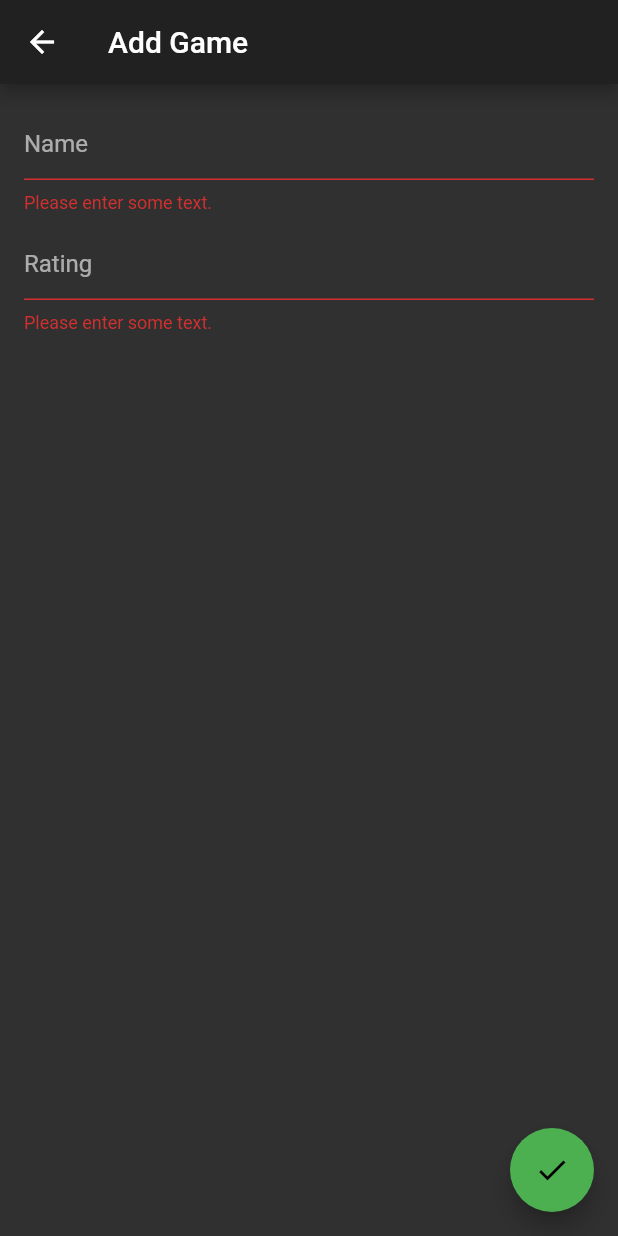
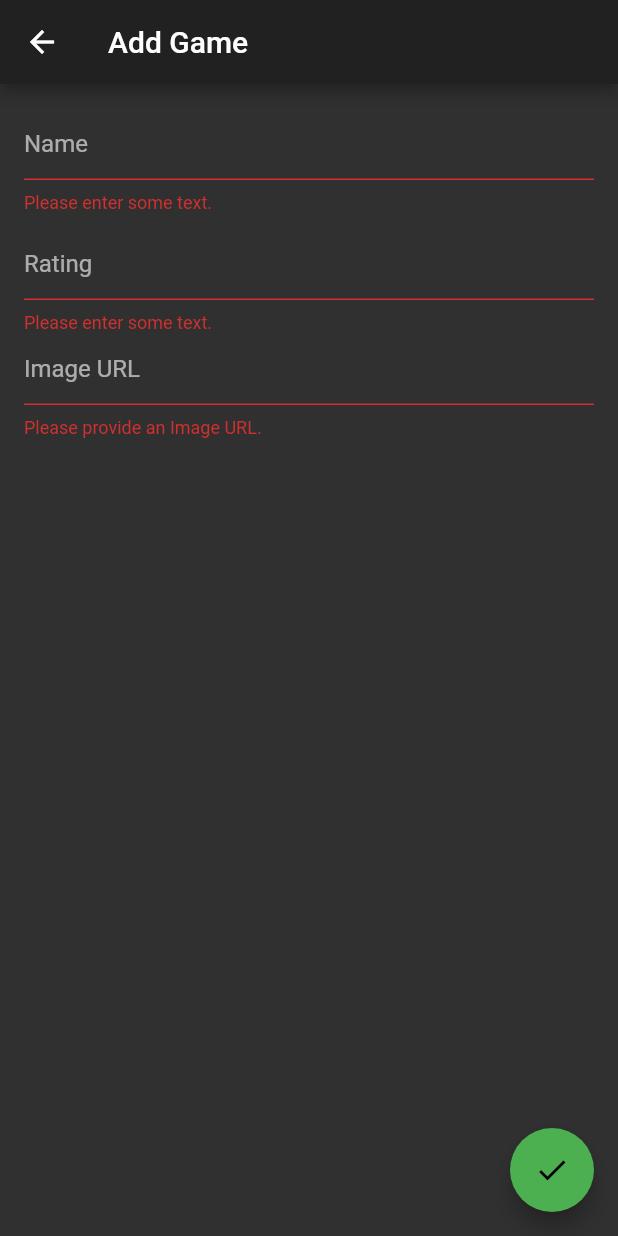
Before and after one commit to ashirza/favs, a Flutter app: the AddGameRoute screen opened directly, after a tap on the "done" icon, on a phone screen of 412 x 824 dp. Run offline on Flutter 3.47's test engine with Material 2 defaults, Android fonts, the phone set to English and light mode, and no system bars; our stand-ins replace sqflite; accounts and stored records are empty.

Commit message:
can now add images to the games and edit them

```diff
--- a/lib/AddGameRoute.dart
+++ b/lib/AddGameRoute.dart
@@ -15,7 +15,6 @@ class _AddGameRouteState extends State<AddGameRoute> {
 
 
 
-  //TODO: Make this form look nice
   @override
   Widget build(BuildContext context) {
     return Scaffold(
@@ -53,6 +52,17 @@ class _AddGameRouteState extends State<AddGameRoute> {
                       },
                       onSaved: (val) => setState(() => _game.rating = int.parse(val)),
                     ),
+                    TextFormField(
+                      decoration: const InputDecoration(
+                        hintText: 'Image URL'
+                      ),
+                      validator: (value) {
+                        if(value.isEmpty) {
+                          return 'Please provide an Image URL.';
+                        } return null;
+                      },
+                      onSaved: (val) => setState(() => _game.url = val),
+                    )
                   ],
                 ),
               ),
@@ -70,6 +80,7 @@ class _AddGameRouteState extends State<AddGameRoute> {
             int i = await DatabaseHelper.instance.insert({
               DatabaseHelper.columnName : _game.name,
               DatabaseHelper.columnRating : _game.rating,
+              DatabaseHelper.columnUrl : _game.url,
             });
             Navigator.pop(context);
           }
--- a/lib/EditGameRoute.dart
+++ b/lib/EditGameRoute.dart
@@ -55,6 +55,20 @@ class _EditGameRouteState extends State<EditGameRoute> {
                     },
                     onSaved: (val) => setState(() => widget.game.rating = int.parse(val)),
                   ),
+                  SizedBox(
+                    height: 10,
+                  ),
+                  TextFormField(
+                    decoration: InputDecoration(
+                      hintText: widget.game.url,
+                    ),
+                    validator: (value) {
+                      if(value.isEmpty) {
+                        return 'Please enter a URL.';
+                      } return null;
+                    },
+                    onSaved: (val) => setState(() => widget.game.url = val),
+                  )
                 ],
               ),
             ),
@@ -77,6 +91,7 @@ class _EditGameRouteState extends State<EditGameRoute> {
                     DatabaseHelper.columnId : widget.game.id,
                     DatabaseHelper.columnName : widget.game.name,
                     DatabaseHelper.columnRating: widget.game.rating,
+                    DatabaseHelper.columnUrl: widget.game.url,
                   });
                   Navigator.pop(context);
                 }
--- a/lib/Game.dart
+++ b/lib/Game.dart
@@ -2,7 +2,8 @@ class Game{
   int id;
   String name;
   int rating;
+  String url;
 
-  Game({this.id, this.name, this.rating});
+  Game({this.id, this.name, this.rating, this.url});
 
 }
--- a/lib/database_helper.dart
+++ b/lib/database_helper.dart
@@ -7,13 +7,14 @@ import 'package:path/path.dart';
 
 class DatabaseHelper{
 
-  static final _dbName = 'myDatabase.db';
+  static final _dbName = 'theDatabase.db';
   static final _dbVersion = 1;
-  static final _gameTableName = 'Games';
+  static final _gameTableName = 'gaming';
 
   static final columnId = 'id';
   static final columnName = 'name';
   static final columnRating = 'rating';
+  static final columnUrl = 'url';
 
   DatabaseHelper._privateConstructor();
   static final DatabaseHelper instance = DatabaseHelper._privateConstructor();
@@ -41,7 +42,8 @@ class DatabaseHelper{
       CREATE TABLE $_gameTableName(
       $columnId INTEGER PRIMARY KEY,
       $columnName TEXT NOT NULL,
-      $columnRating INTEGER)
+      $columnRating INTEGER,
+      $columnUrl TEXT NOT NULL)
       '''
     );
   }
--- a/lib/main.dart
+++ b/lib/main.dart
@@ -44,12 +44,16 @@ class _HomeState extends State<Home> {
                       itemCount: snapshot.data.length,
                       itemBuilder: (_, int position) {
                         final item = snapshot.data[position];
-                        Game game = new Game(id: item['id'], name: item['name'], rating: item['rating']);
+                        Game game = new Game(id: item['id'], name: item['name'], rating: item['rating'], url: item['url']);
                         return Card(
                           child: ListTile(
                             title: Text(item['name']),
                             subtitle: Text(item['rating'].toString()),
-                            trailing: Icon(Icons.videogame_asset),
+                            leading: Image.network(
+                              item['url'],
+                              width: 100,
+                              height: 90,
+                            ),
                             onLongPress: () {
                               Navigator.push(context, MaterialPageRoute(
                                 builder: (context) => EditGameRoute(game: game,)),
--- a/pubspec.yaml
+++ b/pubspec.yaml
@@ -25,6 +25,7 @@ dependencies:
     sdk: flutter
   sqflite: ^1.3.0
   path_provider:
+  image_picker: ^0.6.7+4
 
 
   # The following adds the Cupertino Icons font to your application.
```
Also changed, not shown: pubspec.lock.
